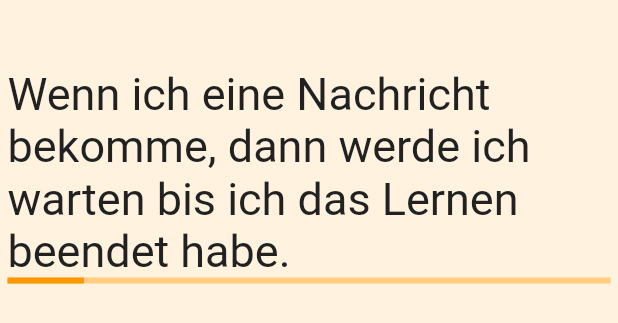
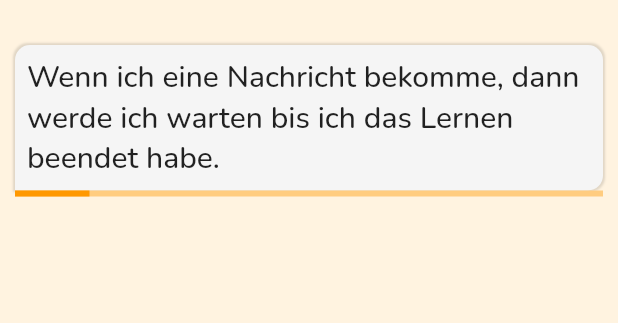
Before and after one commit to EducationalTechnologies/serene-prompt, a Flutter app: the WaitingInternalisationScreen widget shown alone on an empty page, opened directly, on a phone screen of 412 x 824 dp. Shown: the top 323 px of the screen. Run offline on Flutter 3.47's test engine with Material 2 defaults, Android fonts, the phone set to English and light mode, and no system bars; our stand-ins replace cloud_firestore, email_validator, firebase_auth, firebase_core, flutter_local_notifications, flutter_markdown and 6 more; missing offline and left inert: flutter_emoji_keyboard; accounts and stored records are empty.

Commit message:
speech bubble for text

```diff
--- a/lib/main.dart
+++ b/lib/main.dart
@@ -26,8 +26,7 @@ class MyApp extends StatelessWidget {
           accentColor: Color(0xfff96d15),
           buttonColor: Colors.orange[300],
           selectedRowColor: Colors.orange[200],
-          textTheme:
-              GoogleFonts.varelaRoundTextTheme(Theme.of(context).textTheme),
+          textTheme: GoogleFonts.nunitoTextTheme(Theme.of(context).textTheme),
           buttonTheme: ButtonThemeData(
             shape:
                 RoundedRectangleBorder(borderRadius: BorderRadius.circular(30)),
--- a/lib/screens/internalisation/waiting_internalisation_screen.dart
+++ b/lib/screens/internalisation/waiting_internalisation_screen.dart
@@ -7,6 +7,7 @@ import 'package:serene/shared/route_names.dart';
 import 'package:serene/shared/ui_helpers.dart';
 import 'package:serene/viewmodels/internalisation_view_model.dart';
 import 'package:serene/widgets/full_width_button.dart';
+import 'package:serene/widgets/speech_bubble.dart';
 
 class WaitingInternalisationScreen extends StatefulWidget {
   @override
@@ -68,13 +69,11 @@ class _WaitingInternalisationScreenState
       return _buildPreTimerScreen();
     } else {
       return Container(
-        margin: EdgeInsets.fromLTRB(5, 5, 5, 5),
+        margin: UIHelper.getContainerMargin(),
         child: ListView(
           children: <Widget>[
             UIHelper.verticalSpaceMedium(),
-            UIHelper.verticalSpaceMedium(),
-            Text(vm.implementationIntention,
-                style: TextStyle(fontSize: 30.0, color: Colors.grey[900])),
+            SpeechBubble(text: vm.implementationIntention),
             LinearProgressIndicator(
               value: animation.value,
             ),
--- a/lib/services/notification_service.dart
+++ b/lib/services/notification_service.dart
@@ -138,8 +138,8 @@ class NotificationService {
         android: androidPlatformChannelSpecifics,
         iOS: iOSPlatformChannelSpecifics);
 
-    var scheduledDate =
-        tz.TZDateTime(tz.local, time.year, time.month, time.day);
+    var scheduledDate = tz.TZDateTime(
+        tz.local, time.year, time.month, time.day, time.hour, time.minute);
 
     await localNotifications.zonedSchedule(
         ID_TASK_REMINDER,
--- a/lib/viewmodels/internalisation_view_model.dart
+++ b/lib/viewmodels/internalisation_view_model.dart
@@ -49,6 +49,10 @@ class InternalisationViewModel extends BaseViewModel {
     _currentInternalisation.condition = condition.toString();
     await this._dataService.saveInternalisation(_currentInternalisation);
 
+    this
+        ._experimentService
+        .scheduleRecallTaskNotificationIfAppropriate(DateTime.now());
+
     _navigationService.navigateTo(RouteNames.EMOJI_STORY, arguments: this);
     return true;
   }
--- a/lib/widgets/serene_drawer.dart
+++ b/lib/widgets/serene_drawer.dart
@@ -5,7 +5,6 @@ import 'package:serene/services/user_service.dart';
 import 'package:serene/shared/enums.dart';
 import 'package:serene/shared/route_names.dart';
 import 'package:serene/shared/screen_args.dart';
-import 'package:serene/shared/text_styles.dart';
 import 'package:serene/widgets/version_info.dart';
 
 class SereneDrawer extends StatelessWidget {
--- /dev/null
+++ b/lib/widgets/speech_bubble.dart
@@ -0,0 +1,30 @@
+import 'package:flutter/material.dart';
+
+class SpeechBubble extends StatelessWidget {
+  final String text;
+  SpeechBubble({this.text});
+
+  @override
+  Widget build(BuildContext context) {
+    return Container(
+      child: Text(
+        this.text,
+        style: Theme.of(context).textTheme.headline6,
+      ),
+      padding: const EdgeInsets.all(8.0),
+      decoration: BoxDecoration(
+        boxShadow: [
+          BoxShadow(
+              blurRadius: .5,
+              spreadRadius: 1.0,
+              color: Colors.black.withOpacity(.12))
+        ],
+        color: Theme.of(context).selectedRowColor,
+        borderRadius: BorderRadius.only(
+            topLeft: Radius.circular(10.0),
+            topRight: Radius.circular(10.0),
+            bottomRight: Radius.circular(10.0)),
+      ),
+    );
+  }
+}
--- a/pubspec.yaml
+++ b/pubspec.yaml
@@ -11,7 +11,7 @@ description: A Goal Setting Application
 # In iOS, build-name is used as CFBundleShortVersionString while build-number used as CFBundleVersion.
 # Read more about iOS versioning at
 # https://developer.apple.com/library/archive/documentation/General/Reference/InfoPlistKeyReference/Articles/CoreFoundationKeys.html
-version: 0.0.13+1
+version: 0.0.16+1
 
 environment:
   sdk: ">=2.10.0 <3.0.0"
```
Also changed, not shown: assets/config/ldts.json (added, +79 -0 lines), lib/screens/internalisation/emoji_story_screen.dart (+7 -6 lines), lib/screens/internalisation/writing_internalisation.dart (+4 -3 lines), lib/screens/splash_screen.dart (+7 -3 lines), lib/services/data_service.dart (+13 -1 lines), lib/services/experiment_service.dart (+23 -5 lines), lib/viewmodels/startup_view_model.dart (+12 -9 lines), 1 other file.
